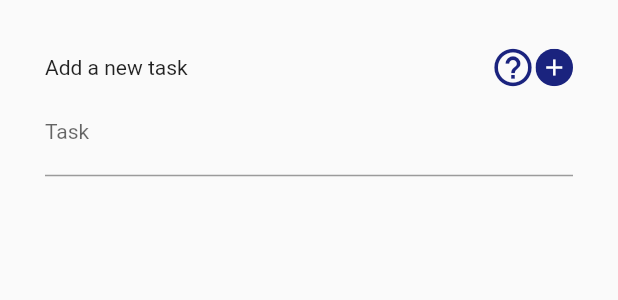
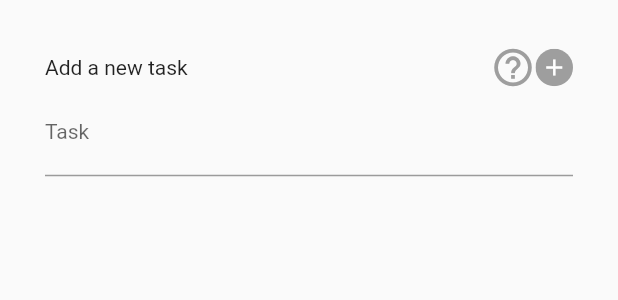
Before and after one commit to hamzah-shahrin/airtask, a Flutter app: the TaskModal widget shown alone on an empty page, opened directly with empty values, on a phone screen of 412 x 824 dp. Shown: the top 300 px of the screen. Run offline on Flutter 3.47's test engine with Material 2 defaults, Android fonts, the phone set to English and light mode, and no system bars; our stand-ins replace get_it, google_fonts, outline_material_icons, shared_preferences; accounts and stored records are empty; statements that could not run were skipped.

Commit message:
Working application

```diff
--- a/lib/controllers/storage_controller.dart
+++ b/lib/controllers/storage_controller.dart
@@ -65,8 +65,7 @@ class StorageController extends ChangeNotifier {
     var _taskGroups = await taskGroups;
     var _tasks = await tasks;
     _taskGroups.removeWhere((element) => element.id == id);
-    _tasks.removeWhere((element) => element.groupId == id);
-    serviceLocator<StorageApi>().saveData(await tasks, _taskGroups);
+    serviceLocator<StorageApi>().saveData(_tasks, _taskGroups);
     notifyListeners();
   }
 
--- a/lib/main.dart
+++ b/lib/main.dart
@@ -1,10 +1,6 @@
 import 'package:airtask/screens/home_screen.dart';
 import 'package:airtask/services/service_locator.dart';
 import 'package:flutter/material.dart';
-
-//TODO: Edit group
-//TODO: Help buttons
-//TODO: Checked off tasks
 
 void main() {
   setupServiceLocator();
--- a/lib/widgets/task_modal.dart
+++ b/lib/widgets/task_modal.dart
@@ -1,18 +1,18 @@
 import 'package:airtask/controllers/storage_controller.dart';
 import 'package:airtask/models/task.dart';
+import 'package:airtask/models/task_group.dart';
 import 'package:flutter/cupertino.dart';
 import 'package:flutter/material.dart';
 import 'package:flutter/services.dart';
-import 'package:outline_material_icons/outline_material_icons.dart';
 
 class TaskModal extends StatefulWidget {
 
   final StorageController storageController;
-  final int groupId;
+  final TaskGroup taskGroup;
   final Task task;
   TaskModal({Key key,
     @required this.storageController,
-    @required this.groupId, this.task}) : super(key: key);
+    @required this.taskGroup, this.task}) : super(key: key);
 
   @override
   State<StatefulWidget> createState() => _TaskModal();
@@ -48,11 +48,11 @@ class _TaskModal extends State<TaskModal>{
                   Tooltip(
                     preferBelow: false,
                     message: '42 character limit. Stick to concise tasks!',
-                    child: Icon(Icons.help_outline, color: Colors.indigo[900], size: 30),
+                    child: Icon(Icons.help_outline, color: widget.taskGroup.color, size: 30),
                   ),
                   ClipOval(
                     child: Material(
-                      color: Colors.indigo[900],
+                      color: widget.taskGroup.color,
                       child: InkWell(
                         splashColor: Colors.indigoAccent,
                         child: SizedBox(width: 25, height: 25,
@@ -61,9 +61,9 @@ class _TaskModal extends State<TaskModal>{
                                 color: Colors.white, size: 18)),
                         onTap: () {
                           if (widget.task == null) widget.storageController.addTask(
-                            groupId: widget.groupId, text: _textController.text);
+                            groupId: widget.taskGroup.id, text: _textController.text);
                           else widget.storageController.editTask(
-                            id: widget.task.id, groupId: widget.groupId,
+                            id: widget.task.id, groupId: widget.taskGroup.id,
                             text: _textController.text, completed: widget.task.completed);
                           _textController.clear();
                           FocusScope.of(context).unfocus();
@@ -76,7 +76,7 @@ class _TaskModal extends State<TaskModal>{
               ),
               TextFormField(
                 inputFormatters: [
-                  LengthLimitingTextInputFormatter(42)
+                  LengthLimitingTextInputFormatter(120)
                 ],
                 controller: _textController,
                 decoration: InputDecoration(labelText: 'Task',
```
Also changed, not shown: lib/screens/home_screen.dart (+10 -5 lines), lib/screens/list_screen.dart (+28 -15 lines), lib/widgets/group_modal.dart (+6 -1 lines).
